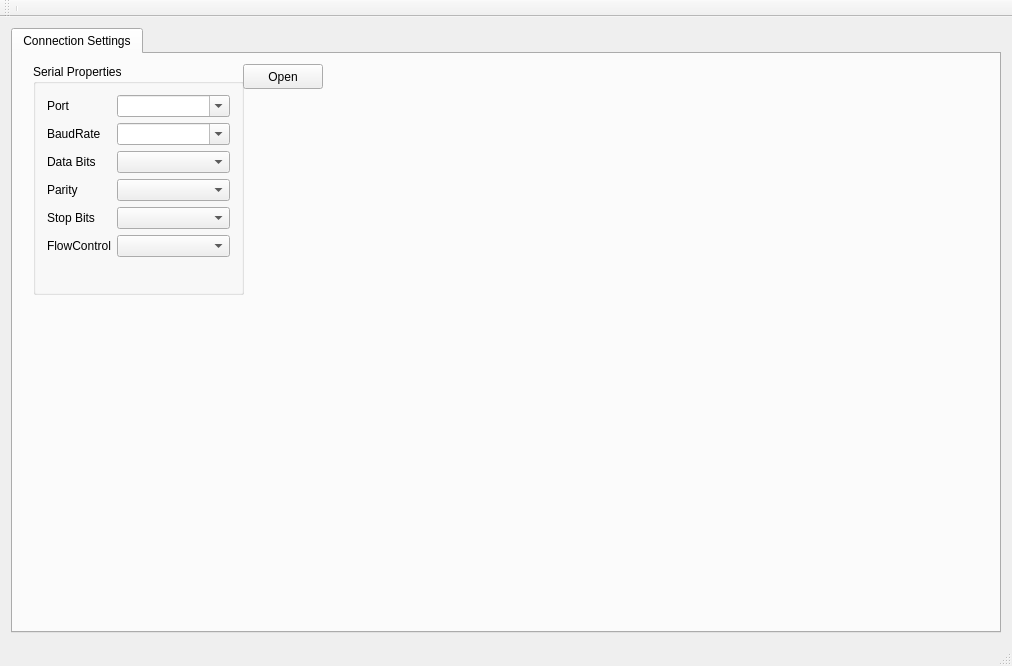
This is mainwindow.ui in QAmigo/QAmigo as Qt 5 draws it before an edit. The edited form follows.
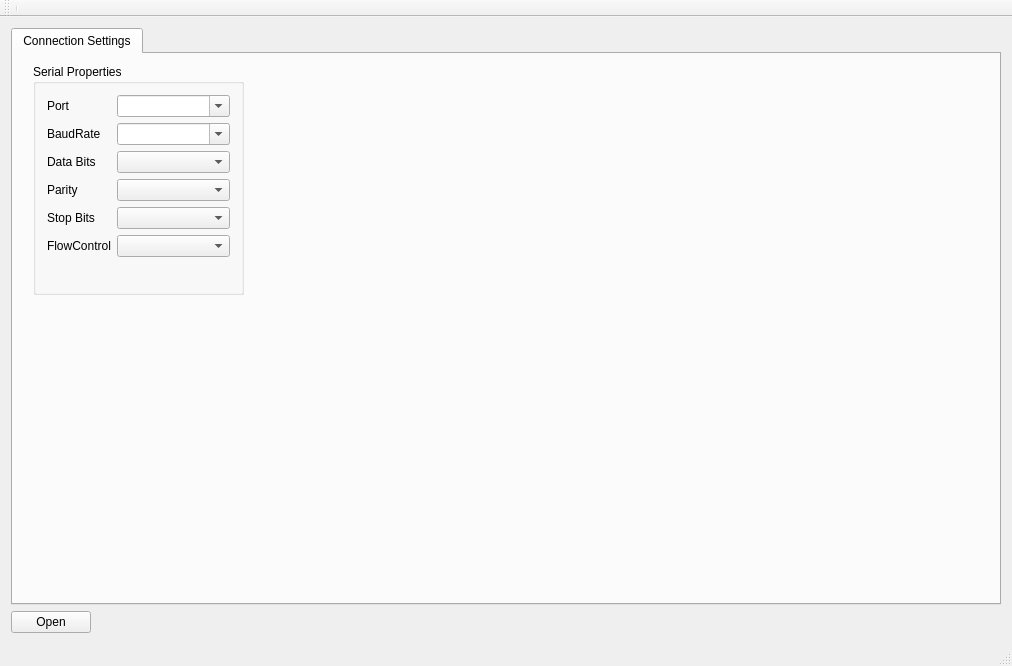
This is the edited form. Icons and pictures are not drawn.

Commit message: Move open button out of tab

```diff
--- a/mainwindow.ui
+++ b/mainwindow.ui
@@ -20,6 +20,30 @@
   </property>
   <widget class="QWidget" name="centralWidget">
    <layout class="QGridLayout" name="gridLayout">
+    <item row="3" column="0">
+     <layout class="QHBoxLayout" name="horizontalLayout">
+      <item>
+       <widget class="QPushButton" name="buttonOpen">
+        <property name="text">
+         <string>Open</string>
+        </property>
+       </widget>
+      </item>
+      <item>
+       <spacer name="horizontalSpacer">
+        <property name="orientation">
+         <enum>Qt::Horizontal</enum>
+        </property>
+        <property name="sizeHint" stdset="0">
+         <size>
+          <width>40</width>
+          <height>20</height>
+         </size>
+        </property>
+       </spacer>
+      </item>
+     </layout>
+    </item>
     <item row="1" column="0">
      <widget class="QTabWidget" name="tabMain">
       <property name="currentIndex">
@@ -119,19 +143,6 @@
          </item>
         </layout>
        </widget>
-       <widget class="QPushButton" name="buttonOpen">
-        <property name="geometry">
-         <rect>
-          <x>230</x>
-          <y>10</y>
-          <width>80</width>
-          <height>25</height>
-         </rect>
-        </property>
-        <property name="text">
-         <string>Open</string>
-        </property>
-       </widget>
       </widget>
      </widget>
     </item>
```
